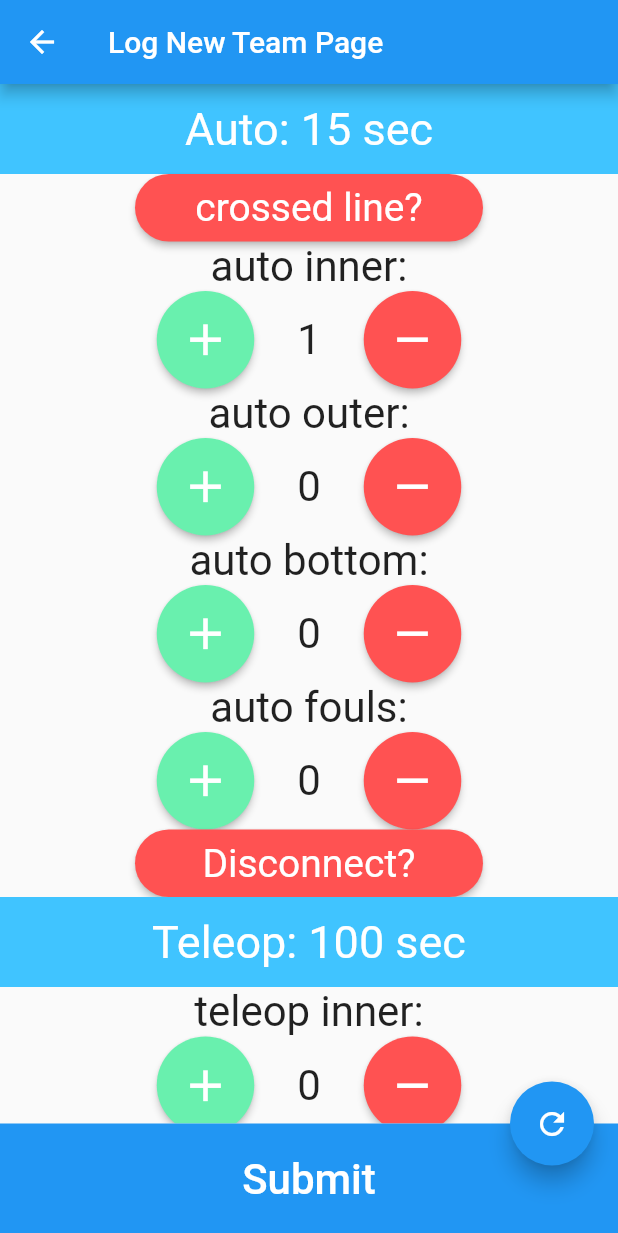
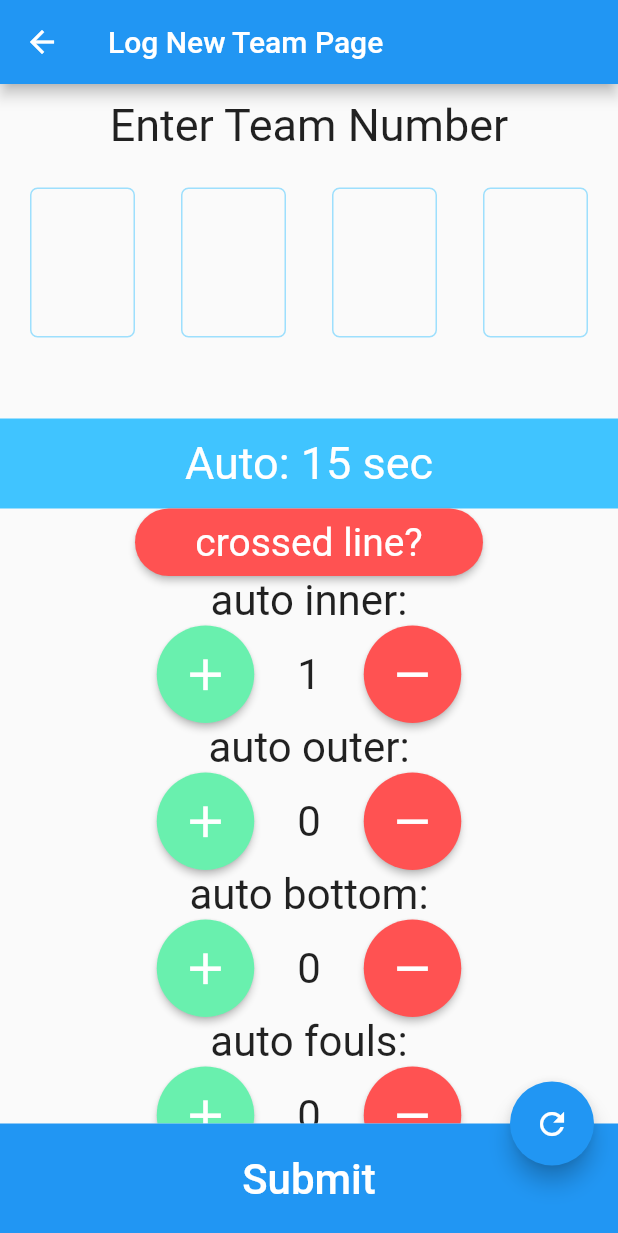
Before and after one commit to Team3256/infinite-recharge-scouting-app, a Flutter app: the NewTeamPage screen opened directly, after a tap on the "add" icon, on a phone screen of 412 x 824 dp. Shown: the top 1233 px of the screen. Run offline on Flutter 3.47's test engine with Material 2 defaults, Android fonts, the phone set to English and light mode, and no system bars; our stand-ins replace pinput.

Commit message:
UI Update

```diff
--- a/my_wb/lib/custom_widgets/new_team_page_widgets.dart
+++ b/my_wb/lib/custom_widgets/new_team_page_widgets.dart
@@ -223,3 +223,25 @@ class SelectButton extends StatelessWidget {
     );
   }
 }
+
+class CommentBox extends StatelessWidget {
+  final Str comment;
+  const CommentBox(this.comment, {Key? key}) : super(key: key);
+
+  @override
+  Widget build(BuildContext context) {
+    return TextField(
+      onChanged: (data) {
+        comment.data = data;
+      },
+      decoration: InputDecoration(
+        border: OutlineInputBorder(
+          borderRadius: BorderRadius.circular(40),
+        ),
+        hintText: 'comments',
+      ),
+      maxLines: null,
+      minLines: 1,
+    );
+  }
+}
--- /dev/null
+++ b/my_wb/lib/custom_widgets/team_number_widget.dart
@@ -0,0 +1,72 @@
+import 'package:flutter/material.dart';
+import 'package:my_wb/wrapper_classes/form_wrapper_classes.dart';
+import 'package:pinput/pin_put/pin_put.dart';
+
+class TeamInput extends StatefulWidget {
+  final Int number;
+  const TeamInput(this.number, {Key? key}) : super(key: key);
+  @override
+  TeamInputState createState() => TeamInputState();
+}
+
+class TeamInputState extends State<TeamInput> {
+  final TextEditingController _pinPutController = TextEditingController();
+  final FocusNode _pinPutFocusNode = FocusNode();
+
+  BoxDecoration get _pinPutDecoration {
+    return BoxDecoration(
+      border: Border.all(color: Colors.blueAccent),
+      borderRadius: BorderRadius.circular(15.0),
+    );
+  }
+
+  @override
+  Widget build(BuildContext context) {
+    return Builder(
+      builder: (context) {
+        return Container(
+          alignment: Alignment.topCenter,
+          child: Column(
+            mainAxisSize: MainAxisSize.min,
+            children: <Widget>[
+              Container(
+                padding: const EdgeInsets.fromLTRB(0, 10, 0, 0),
+                child:
+                    Text("Enter Team Number", style: TextStyle(fontSize: 30)),
+              ),
+              Container(
+                margin: const EdgeInsets.all(10.0),
+                padding: const EdgeInsets.all(10.0),
+                child: PinPut(
+                  eachFieldHeight: 100,
+                  eachFieldWidth: 70,
+                  fieldsCount: 4,
+                  textStyle: TextStyle(fontSize: 30),
+                  onSubmit: (String pin) => {
+                    widget.number.data = int.parse(pin, onError: (e) => 0000),
+                    print(widget.number.data)
+                  },
+                  focusNode: _pinPutFocusNode,
+                  controller: _pinPutController,
+                  submittedFieldDecoration: _pinPutDecoration.copyWith(
+                    borderRadius: BorderRadius.circular(5.0),
+                  ),
+                  selectedFieldDecoration: _pinPutDecoration.copyWith(
+                    borderRadius: BorderRadius.circular(5.0),
+                  ),
+                  followingFieldDecoration: _pinPutDecoration.copyWith(
+                    borderRadius: BorderRadius.circular(5.0),
+                    border: Border.all(
+                      color: Colors.lightBlueAccent.withOpacity(.5),
+                    ),
+                  ),
+                ),
+              ),
+              const SizedBox(height: 30.0),
+            ],
+          ),
+        );
+      },
+    );
+  }
+}
--- a/my_wb/lib/pages/new_team_page.dart
+++ b/my_wb/lib/pages/new_team_page.dart
@@ -1,5 +1,6 @@
 import 'package:flutter/material.dart';
 import 'package:my_wb/custom_widgets/new_team_page_widgets.dart';
+import 'package:my_wb/custom_widgets/team_number_widget.dart';
 import 'package:my_wb/wrapper_classes/form_wrapper_classes.dart';
 import '../constants.dart';
 import '../team.dart';
@@ -47,6 +48,7 @@ class NewTeamPage extends StatelessWidget {
       body: Center(
         child: ListView(
           children: [
+            TeamInput(team.number),
             FormText("Auto: 15 sec"),
             FormCheckbox("crossed line?", team.crossedLine),
             FormCounter("auto inner:", team.autoInner),
@@ -63,11 +65,12 @@ class NewTeamPage extends StatelessWidget {
             FormText("Endgame: 30 sec"),
             FormMultChoice(
               "end game task:",
-              ['Hang', 'Park', 'Level', 'None'],
+              const ['Hang', 'Park', 'Level', 'None'],
               team.endgameTask,
             ),
             FormCounter("endgame fouls:", team.endgameFouls),
             FormCheckbox("Disconnect?", team.endgameDisconnect),
+            CommentBox(team.comments),
             const SizedBox(height: 100),
           ],
         ),
--- a/my_wb/pubspec.yaml
+++ b/my_wb/pubspec.yaml
@@ -35,6 +35,7 @@ dependencies:
   # Use with the CupertinoIcons class for iOS style icons.
   cupertino_icons: ^1.0.2
   http: ^0.13.3
+  pinput: ^1.2.0
 
 dev_dependencies:
   flutter_test:
```
Also changed, not shown: my_wb/pubspec.lock.
